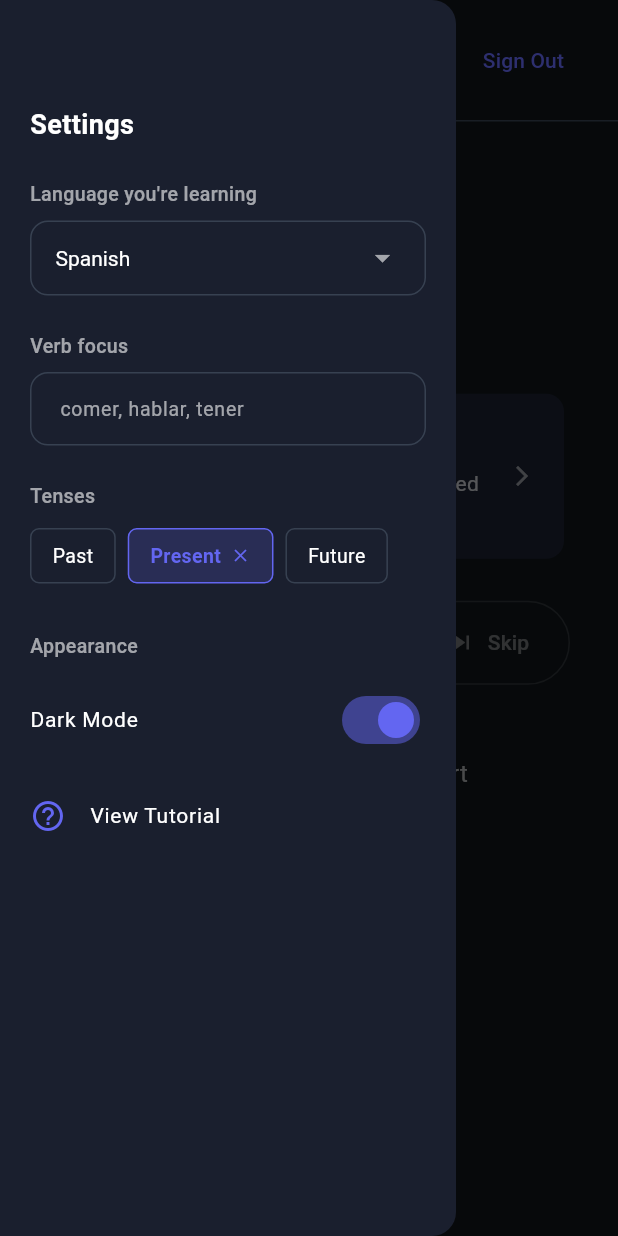
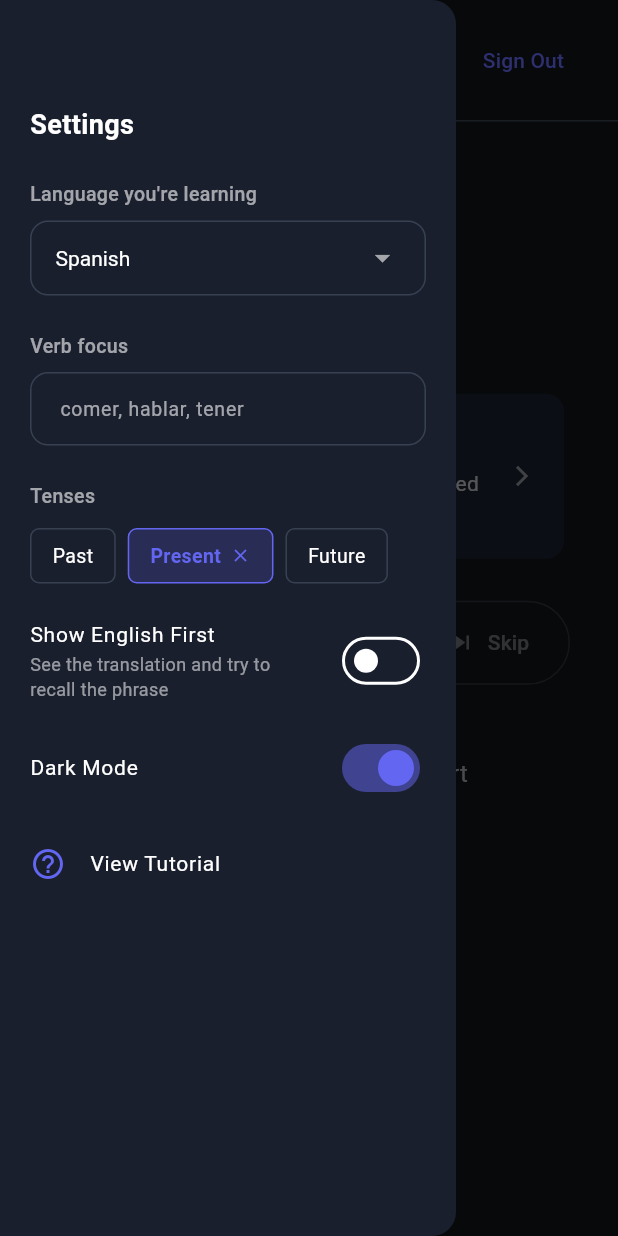
Before and after one commit to 47lakers/language-flutter, a Flutter app: the screen it shows once a user with an empty profile is signed in, with the side drawer open, on a phone screen of 412 x 824 dp. Run offline on Flutter 3.47's test engine with Material 3 defaults, Android fonts, the phone set to English and light mode, and no system bars; our stand-ins replace cloud_firestore, firebase_auth, firebase_core, flutter_tts; missing offline and left inert: dart:html; accounts and stored records are empty.

Commit message:
Update info slides, add ability to see target language first

```diff
--- a/lib/pages/home_page.dart
+++ b/lib/pages/home_page.dart
@@ -29,6 +29,7 @@ class _HomePageState extends State<HomePage> {
   List<dynamic>? _sentences;
   int _currentSentenceIndex = 0;
   bool _showTranslation = false;
+  bool _showTranslationFirst = false;
   int _phrasesLearned = 0;
   late final DateTime _mountTime; // Track when page was mounted
 
@@ -320,40 +321,22 @@ class _HomePageState extends State<HomePage> {
                     ),
                   ),
                   const Spacer(),
-                  Container(
-                    padding: const EdgeInsets.symmetric(horizontal: 12, vertical: 6),
-                  decoration: BoxDecoration(
-                    color: _isLoading ? Colors.orange.withOpacity(0.2) : Colors.green.withOpacity(0.2),
-                    borderRadius: BorderRadius.circular(4),
-                  ),
-                  child: Row(
-                    children: [
-                      Icon(
-                        Icons.circle,
-                        size: 8,
-                        color: _isLoading ? Colors.orange : Colors.green,
-                      ),
-                      const SizedBox(width: 6),
                   Text(
-                        _isLoading ? 'CONNECTING' : 'CONNECTED',
+                    'DailyFrase',
                     style: TextStyle(
-                          fontSize: 11,
-                          fontWeight: FontWeight.w600,
-                          color: _isLoading ? Colors.orange : Colors.green,
+                      fontSize: 18,
+                      fontWeight: FontWeight.bold,
+                      color: Theme.of(context).textTheme.bodyLarge?.color,
+                      letterSpacing: 0.5,
                     ),
                   ),
-                    ],
-                  ),
-                ),
-                const SizedBox(width: 16),
+                  const Spacer(),
                   TextButton(
                     onPressed: () async {
                       if (kIsWeb) {
-                      // On web, sign out then reload to clear everything
                         await auth.signOut();
                         html.window.location.reload();
                       } else {
-                      // On mobile, sign out and clear navigation stack
                         await auth.signOut();
                         if (context.mounted) {
                           Navigator.of(context).pushNamedAndRemoveUntil('/login', (route) => false);
@@ -514,15 +497,19 @@ class _HomePageState extends State<HomePage> {
                         ],
                         // Sentence Cards
                         _buildSentenceCard(
-                          _firstLanguage,
-                          currentSentence['target_text'] ?? 'No text',
+                          _showTranslationFirst ? _secondLanguage : _firstLanguage,
+                          _showTranslationFirst
+                              ? (currentSentence['translation_text'] ?? 'No text')
+                              : (currentSentence['target_text'] ?? 'No text'),
                           Theme.of(context).cardColor,
                         ),
                         if (_showTranslation) ...[
                           const SizedBox(height: 24),
                           _buildSentenceCard(
-                            _secondLanguage,
-                            currentSentence['translation_text'] ?? 'No translation',
+                            _showTranslationFirst ? _firstLanguage : _secondLanguage,
+                            _showTranslationFirst
+                                ? (currentSentence['target_text'] ?? 'No translation')
+                                : (currentSentence['translation_text'] ?? 'No translation'),
                             Theme.of(context).cardColor,
                           ),
                         ],
@@ -627,9 +614,33 @@ class _HomePageState extends State<HomePage> {
                   _buildLabel('Tenses'),
                   const SizedBox(height: 12),
                   _buildTenseChips(),
-                  const SizedBox(height: 32),
-                  _buildLabel('Appearance'),
-                  const SizedBox(height: 12),
+                  const SizedBox(height: 16),
+                  SwitchListTile(
+                    title: Text(
+                      'Show $_secondLanguage First',
+                      style: TextStyle(
+                        fontSize: 14,
+                        color: Theme.of(context).textTheme.bodyLarge?.color,
+                      ),
+                    ),
+                    subtitle: Text(
+                      'See the translation and try to recall the phrase',
+                      style: TextStyle(
+                        fontSize: 12,
+                        color: Theme.of(context).textTheme.bodyMedium?.color?.withOpacity(0.55),
+                      ),
+                    ),
+                    value: _showTranslationFirst,
+                    onChanged: (value) {
+                      setState(() {
+                        _showTranslationFirst = value;
+                        _showTranslation = false;
+                      });
+                    },
+                    activeColor: const Color(0xFF6366F1),
+                    contentPadding: EdgeInsets.zero,
+                  ),
+                  const SizedBox(height: 8),
                   Consumer<ThemeProvider>(
                     builder: (context, themeProvider, child) => SwitchListTile(
                       title: Text(
--- a/lib/pages/onboarding_page.dart
+++ b/lib/pages/onboarding_page.dart
@@ -25,7 +25,7 @@ class _OnboardingPageState extends State<OnboardingPage> {
       icon: Icons.menu,
       title: 'Customize Your Settings',
       description:
-          'Tap the ☰ menu in the top-left corner to open settings. From there you can choose your language pair, tenses, and even focus on a specific verb.',
+          'Tap the ☰ menu in the top-left corner to open settings. Choose your language pair, tenses, and focus verb (optional).\n\nYou can also toggle "Show English First" to see the translation first and practice recalling the phrase in your target language.',
     ),
     _OnboardingSlideData(
       icon: Icons.touch_app,
@@ -55,6 +55,15 @@ class _OnboardingPageState extends State<OnboardingPage> {
       );
     } else {
       _finish();
+    }
+  }
+
+  void _previousPage() {
+    if (_currentPage > 0) {
+      _pageController.previousPage(
+        duration: const Duration(milliseconds: 350),
+        curve: Curves.easeInOut,
+      );
     }
   }
 
@@ -122,11 +131,22 @@ class _OnboardingPageState extends State<OnboardingPage> {
 
             const SizedBox(height: 32),
 
-            // Next / Get Started button
+            // Back / Next buttons
             Padding(
               padding: const EdgeInsets.symmetric(horizontal: 32),
-              child: SizedBox(
-                width: double.infinity,
+              child: Row(
+                children: [
+                  if (_currentPage > 0) ...
+                    [
+                      Expanded(
+                        child: OutlinedButton(
+                          onPressed: _previousPage,
+                          child: const Text('Back', style: TextStyle(fontSize: 16)),
+                        ),
+                      ),
+                      const SizedBox(width: 12),
+                    ],
+                  Expanded(
                     child: ElevatedButton(
                       onPressed: _nextPage,
                       child: Text(
@@ -134,6 +154,8 @@ class _OnboardingPageState extends State<OnboardingPage> {
                         style: const TextStyle(fontSize: 16),
                       ),
                     ),
+                  ),
+                ],
               ),
             ),
 
```
Lines whose indentation alone changed are shown as unchanged.
